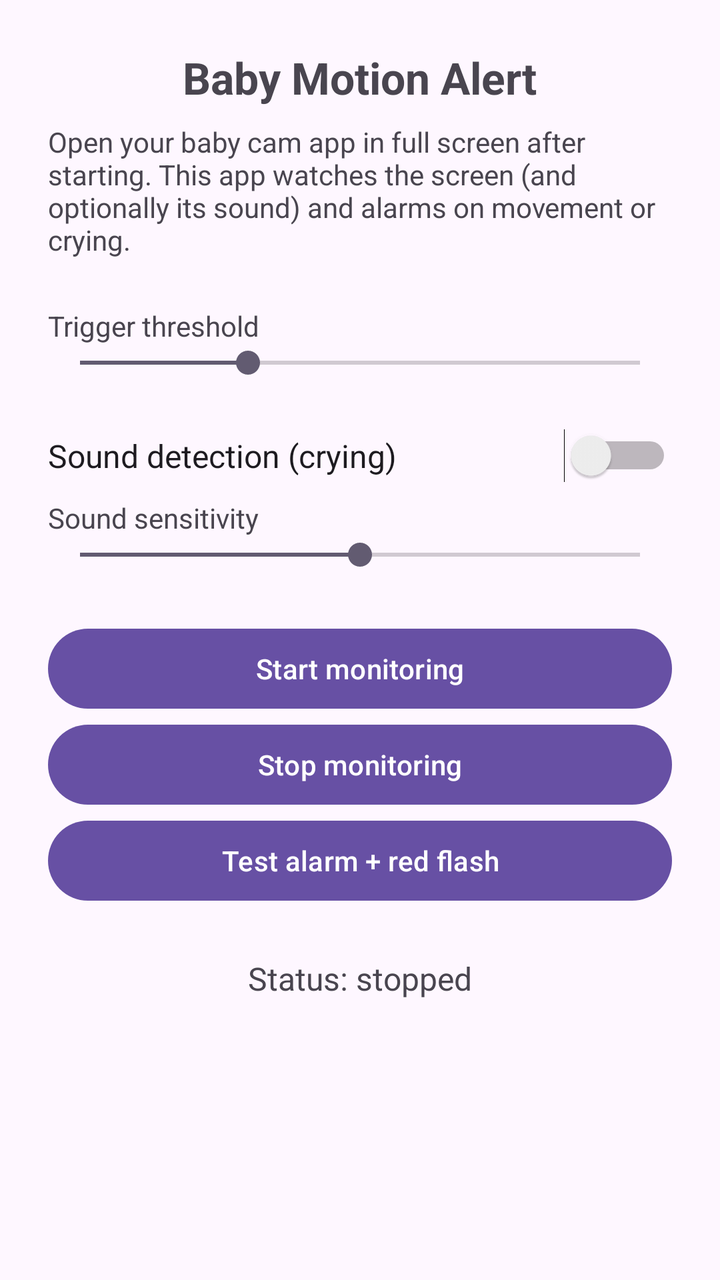
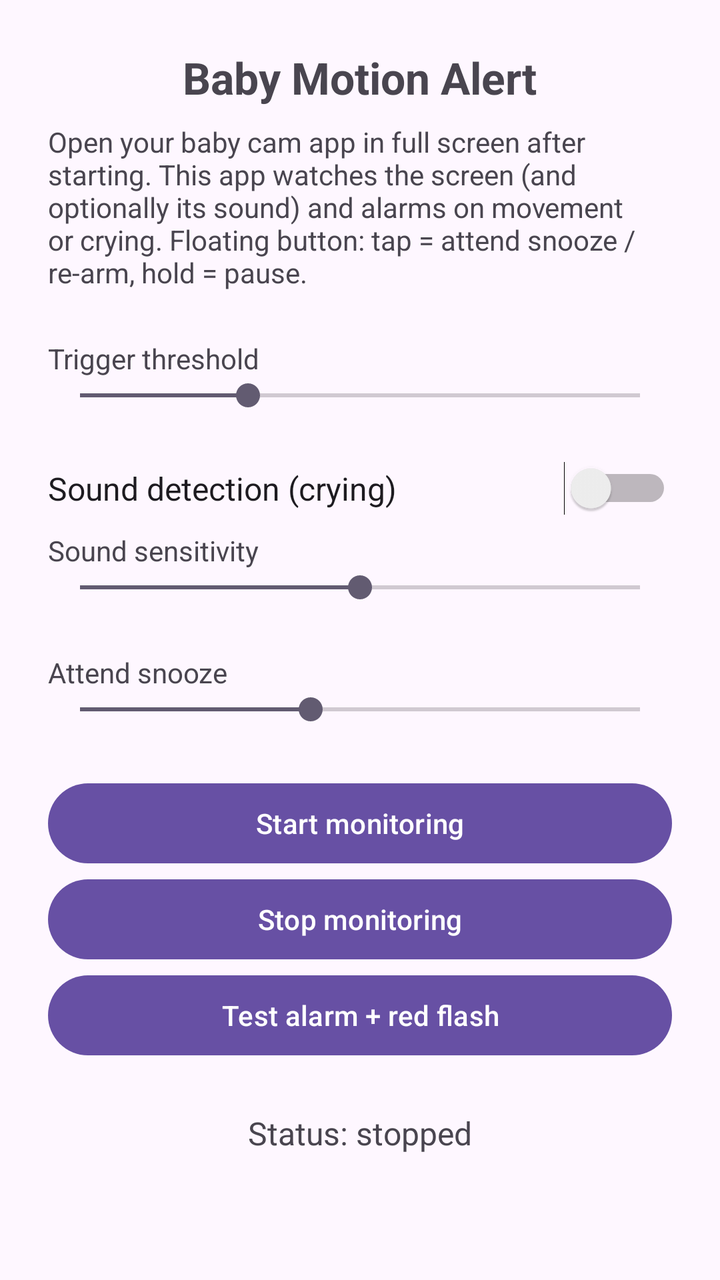

Before-and-after screenshots of an Android layout around one commit, followed by the original layout XML and the change that was made.
<!-- AndroidManifest.xml: application theme Theme.BabyMotionAlert -->
<!-- res/layout/activity_main.xml -->
<?xml version="1.0" encoding="utf-8"?>
<ScrollView xmlns:android="http://schemas.android.com/apk/res/android"
    android:layout_width="match_parent"
    android:layout_height="match_parent">

<LinearLayout
    android:layout_width="match_parent"
    android:layout_height="wrap_content"
    android:orientation="vertical"
    android:padding="24dp"
    android:gravity="center_horizontal">

    <TextView
        android:layout_width="wrap_content"
        android:layout_height="wrap_content"
        android:text="Baby Motion Alert"
        android:textSize="22sp"
        android:textStyle="bold"
        android:layout_marginBottom="8dp" />

    <TextView
        android:layout_width="wrap_content"
        android:layout_height="wrap_content"
        android:text="Open your baby cam app in full screen after starting. This app watches the screen (and optionally its sound) and alarms on movement or crying."
        android:textSize="14sp"
        android:layout_marginBottom="24dp" />

    <TextView
        android:id="@+id/sensitivityLabel"
        android:layout_width="match_parent"
        android:layout_height="wrap_content"
        android:text="Trigger threshold"
        android:textSize="14sp" />

    <SeekBar
        android:id="@+id/sensitivitySeek"
        android:layout_width="match_parent"
        android:layout_height="wrap_content"
        android:max="100"
        android:progress="30"
        android:layout_marginBottom="24dp" />

    <Switch
        android:id="@+id/soundSwitch"
        android:layout_width="match_parent"
        android:layout_height="wrap_content"
        android:text="Sound detection (crying)"
        android:textSize="16sp"
        android:layout_marginBottom="8dp" />

    <TextView
        android:id="@+id/soundLabel"
        android:layout_width="match_parent"
        android:layout_height="wrap_content"
        android:text="Sound sensitivity"
        android:textSize="14sp" />

    <SeekBar
        android:id="@+id/soundSeek"
        android:layout_width="match_parent"
        android:layout_height="wrap_content"
        android:max="100"
        android:progress="50"
        android:layout_marginBottom="24dp" />

    <Button
        android:id="@+id/startButton"
        android:layout_width="match_parent"
        android:layout_height="wrap_content"
        android:text="Start monitoring" />

    <Button
        android:id="@+id/stopButton"
        android:layout_width="match_parent"
        android:layout_height="wrap_content"
        android:text="Stop monitoring" />

    <Button
        android:id="@+id/testButton"
        android:layout_width="match_parent"
        android:layout_height="wrap_content"
        android:text="Test alarm + red flash" />

    <TextView
        android:id="@+id/statusText"
        android:layout_width="wrap_content"
        android:layout_height="wrap_content"
        android:text="Status: stopped"
        android:layout_marginTop="24dp"
        android:textSize="16sp" />
</LinearLayout>
</ScrollView>
<!-- resources referenced by this layout -->
<resources>
  <style name="Theme.BabyMotionAlert" parent="Theme.Material3.DayNight.NoActionBar" />
</resources>

<!-- the commit's change to res/layout/activity_main.xml (unified diff, before → after) -->
@@ -21,7 +21,7 @@
     <TextView
         android:layout_width="wrap_content"
         android:layout_height="wrap_content"
-        android:text="Open your baby cam app in full screen after starting. This app watches the screen (and optionally its sound) and alarms on movement or crying."
+        android:text="Open your baby cam app in full screen after starting. This app watches the screen (and optionally its sound) and alarms on movement or crying. Floating button: tap = attend snooze / re-arm, hold = pause."
         android:textSize="14sp"
         android:layout_marginBottom="24dp" />
 
@@ -63,6 +63,21 @@
         android:progress="50"
         android:layout_marginBottom="24dp" />
 
+    <TextView
+        android:id="@+id/snoozeLabel"
+        android:layout_width="match_parent"
+        android:layout_height="wrap_content"
+        android:text="Attend snooze"
+        android:textSize="14sp" />
+
+    <SeekBar
+        android:id="@+id/snoozeSeek"
+        android:layout_width="match_parent"
+        android:layout_height="wrap_content"
+        android:max="17"
+        android:progress="7"
+        android:layout_marginBottom="24dp" />
+
     <Button
         android:id="@+id/startButton"
         android:layout_width="match_parent"
